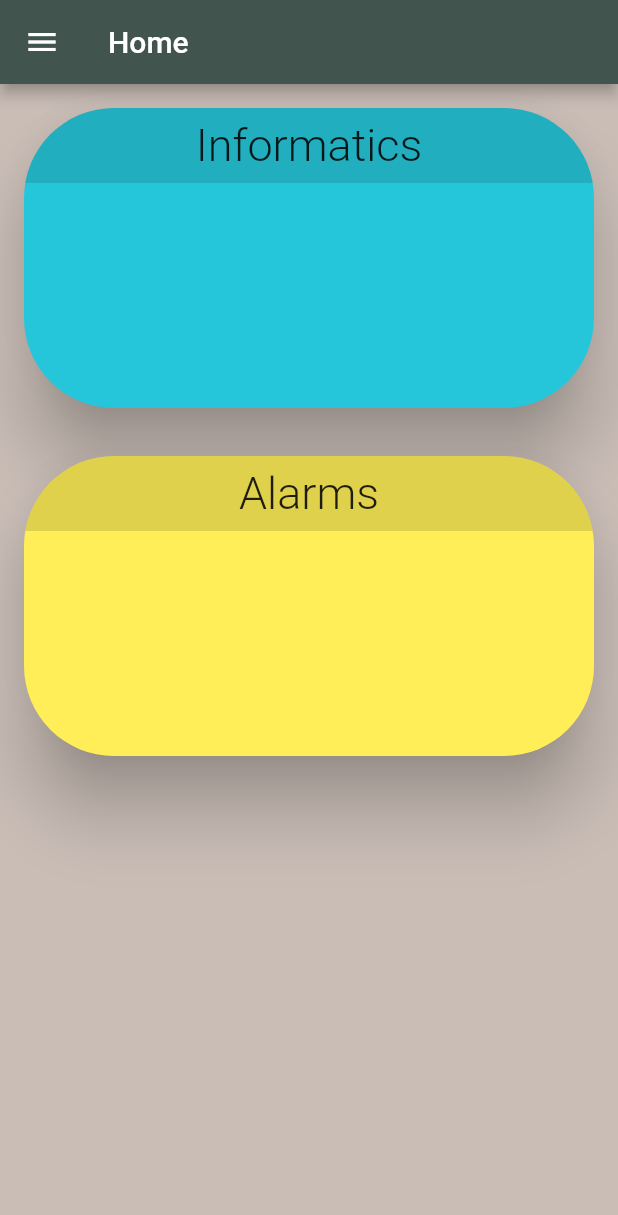
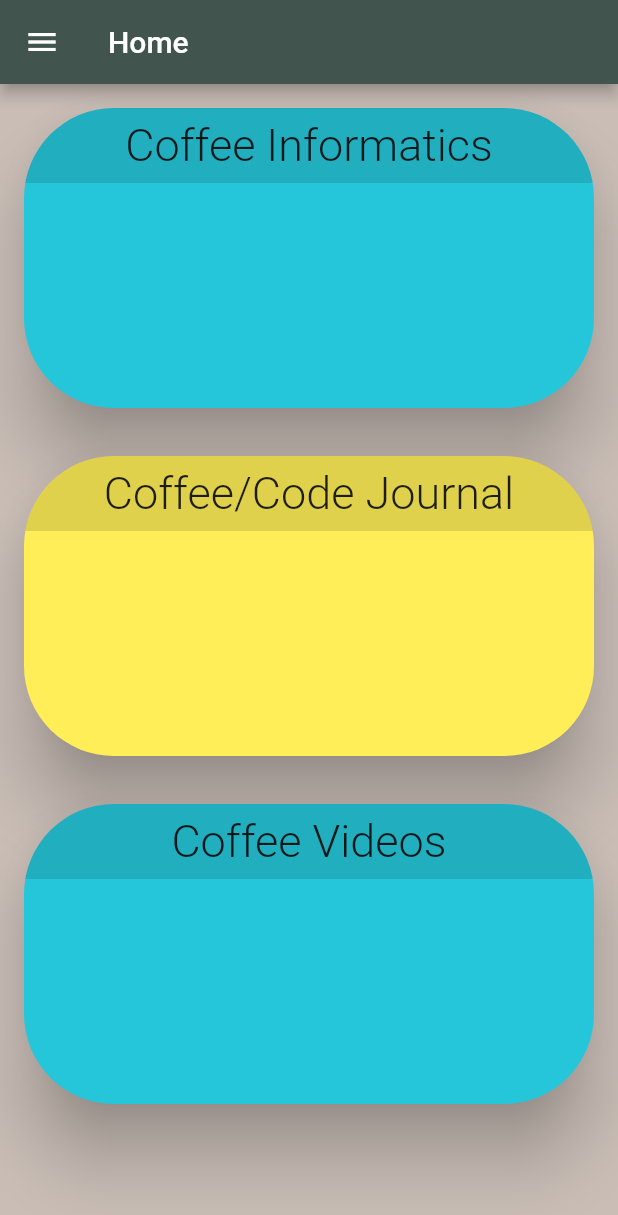
Before and after one commit to reeceholmdahl/cs3541-coffee-and-code, a Flutter app: the Alarms screen opened directly, in the side drawer, after a tap on "Home", on a phone screen of 412 x 824 dp. Shown: the top 1215 px of the screen. Run offline on Flutter 3.47's test engine with Material 2 defaults, Android fonts, the phone set to English and light mode, and no system bars; our stand-ins replace charts_flutter, firebase_core, firebase_database, numberpicker, youtube_player_flutter; missing offline and left inert: app_settings, flutter_alarm_clock, flutter_grid_button; accounts and stored records are empty.

Commit message:
Settings, alarm, home in side bar. Everything else in main page. If you are still adding pages, add them to main by creating a new list tile.

```diff
--- a/lib/main.dart
+++ b/lib/main.dart
@@ -1,13 +1,18 @@
 import 'dart:core';
-
 import 'package:firebase_core/firebase_core.dart';
-import 'package:firstapp/side_drawer.dart';
 import 'package:flutter/material.dart';
 import 'package:flutter/services.dart';
 
-import 'alarms.dart';
+import 'package:firstapp/journal/journal.dart';
+import 'package:firstapp/stress_management/stress_management.dart';
+import 'package:firstapp/stress_release_videos/video_list.dart';
+import 'package:firstapp/self_care/self_care.dart';
+
+import 'package:firstapp/side_drawer.dart';
+
 import 'informatics.dart';
 import 'pressable_card.dart';
+
 
 
 Future<void> main() async {
@@ -50,7 +55,7 @@ class Home extends StatelessWidget {
   Widget build(BuildContext context) {
     final theme = makeTheme(context);
     return MaterialApp(
-      title: 'Stress Free',
+      title: 'CoffeeAndCode',
       theme: theme,
       home: Scaffold(
         appBar: AppBar(
@@ -61,7 +66,7 @@ class Home extends StatelessWidget {
           return ListView(
             children: [
               PageCard(
-                name: 'Informatics',
+                name: 'Coffee Informatics',
                 color: Colors.cyan.shade400,
                 onPressed: () => Navigator.push(
                   context,
@@ -71,12 +76,22 @@ class Home extends StatelessWidget {
                 ),
               ),
               PageCard(
-                name: 'Alarms',
+                name: 'Coffee/Code Journal',
                 color: Colors.yellow.shade400,
                 onPressed: () => Navigator.push(
                   context,
                   MaterialPageRoute<void>(
-                    builder: (context) => Alarms(),
+                    builder: (context) => const DailyJournal(),
+                  ),
+                ),
+              ),
+              PageCard(
+                name: 'Coffee Videos',
+                color: Colors.cyan.shade400,
+                onPressed: () => Navigator.push(
+                  context,
+                  MaterialPageRoute<void>(
+                    builder: (context) => VideoList(),
                   ),
                 ),
               ),
--- a/lib/side_drawer.dart
+++ b/lib/side_drawer.dart
@@ -4,7 +4,9 @@ import 'package:firstapp/stress_management/stress_management.dart';
 import 'package:firstapp/stress_release_videos/video_list.dart';
 import 'package:flutter/material.dart';
 import 'package:firstapp/self_care/self_care.dart';
+
 import 'package:firstapp/settings.dart';
+import 'package:firstapp/alarms.dart';
 
 class SideDrawer extends StatelessWidget {
   const SideDrawer({Key? key}) : super(key: key);
@@ -43,43 +45,11 @@ class SideDrawer extends StatelessWidget {
             },
           ),
           ListTile(
-            title: const Text('Self Care Journal'),
-            onTap: () {
-              Navigator.pop(context);
-              Navigator.push<void>(
-                  context,
-                  MaterialPageRoute(
-                      builder: (context) => const DailyJournal()));
-            },
-          ),
-          ListTile(
-            title: const Text('Stress Release Videos'),
-            onTap: () {
-              Navigator.pop(context);
-              Navigator.push<void>(
-                context,
-                MaterialPageRoute(
-                  builder: (context) => VideoList(),
-                ),
-              );
-            },
-          ),
-          ListTile(
-            title: const Text('Stress Management Techniques'),
-            onTap: () {
-              Navigator.pop(context);
-              Navigator.push<void>(
-                  context,
-                  MaterialPageRoute(
-                      builder: (context) => const StressManagement()));
-            },
-          ),
-          ListTile(
-            title: const Text('Self Care Ideas'),
+            title: const Text('Alarms'),
             onTap: () {
               Navigator.pop(context);
               Navigator.push<void>(context,
-                  MaterialPageRoute(builder: (context) => const SelfCare()));
+                  MaterialPageRoute(builder: (context) => const Alarms()));
             },
           ),
           ListTile(
```
